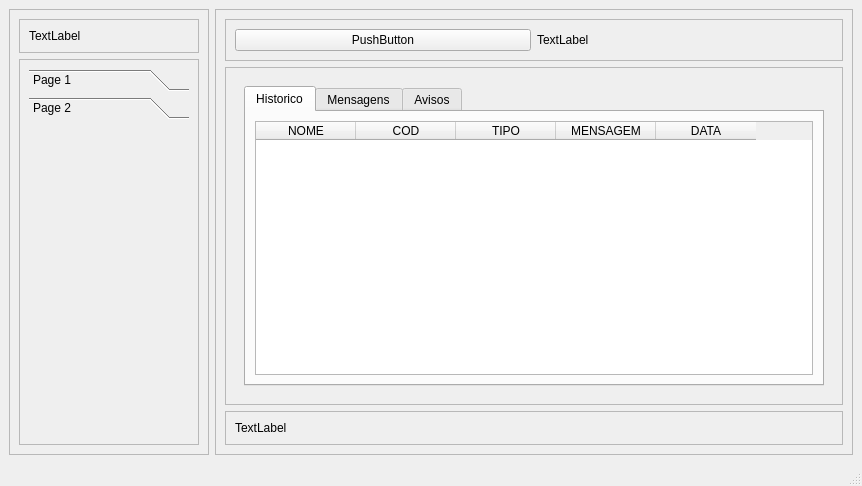
First picture: the form in Chatbot.ui, repository FilipeGmartins/Chatbot-main, before the edit.
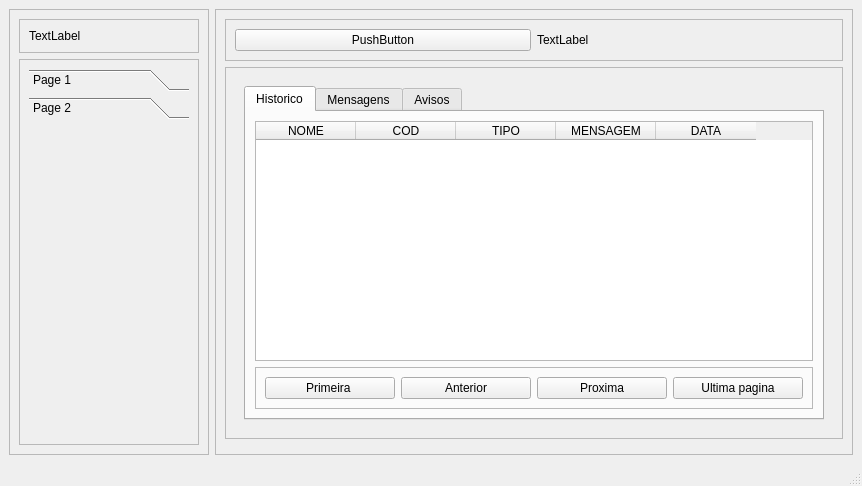
Second picture: the form after the edit. The open tabs and pages were chosen to show the change. Icons and pictures are not drawn.

```diff
--- a/Chatbot.ui
+++ b/Chatbot.ui
@@ -393,6 +393,46 @@
                     </column>
                    </widget>
                   </item>
+                  <item>
+                   <widget class="QFrame" name="frame_4">
+                    <property name="frameShape">
+                     <enum>QFrame::StyledPanel</enum>
+                    </property>
+                    <property name="frameShadow">
+                     <enum>QFrame::Raised</enum>
+                    </property>
+                    <layout class="QHBoxLayout" name="horizontalLayout_3">
+                     <item>
+                      <widget class="QPushButton" name="pushButton_17">
+                       <property name="text">
+                        <string>Primeira </string>
+                       </property>
+                      </widget>
+                     </item>
+                     <item>
+                      <widget class="QPushButton" name="pushButton_16">
+                       <property name="text">
+                        <string>Anterior</string>
+                       </property>
+                      </widget>
+                     </item>
+                     <item>
+                      <widget class="QPushButton" name="pushButton_15">
+                       <property name="text">
+                        <string>Proxima</string>
+                       </property>
+                      </widget>
+                     </item>
+                     <item>
+                      <widget class="QPushButton" name="pushButton_14">
+                       <property name="text">
+                        <string>Ultima pagina</string>
+                       </property>
+                      </widget>
+                     </item>
+                    </layout>
+                   </widget>
+                  </item>
                  </layout>
                 </widget>
                 <widget class="QWidget" name="tab_2">
@@ -580,22 +620,13 @@
         </widget>
        </item>
        <item>
-        <widget class="QFrame" name="frame_4">
+        <widget class="QFrame" name="frame_14">
          <property name="frameShape">
           <enum>QFrame::StyledPanel</enum>
          </property>
          <property name="frameShadow">
           <enum>QFrame::Raised</enum>
          </property>
-         <layout class="QHBoxLayout" name="horizontalLayout_3">
-          <item>
-           <widget class="QLabel" name="label_2">
-            <property name="text">
-             <string>TextLabel</string>
-            </property>
-           </widget>
-          </item>
-         </layout>
         </widget>
        </item>
       </layout>
```
Left out of the diff: 6 changed lines with no effect on the pictures.
